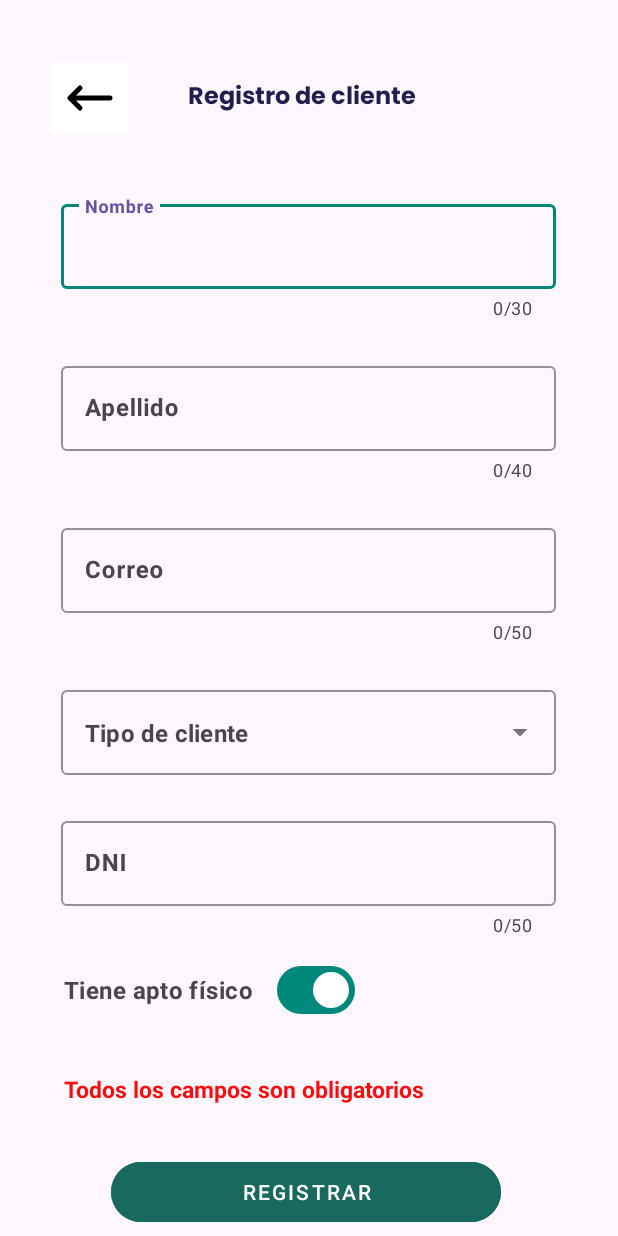
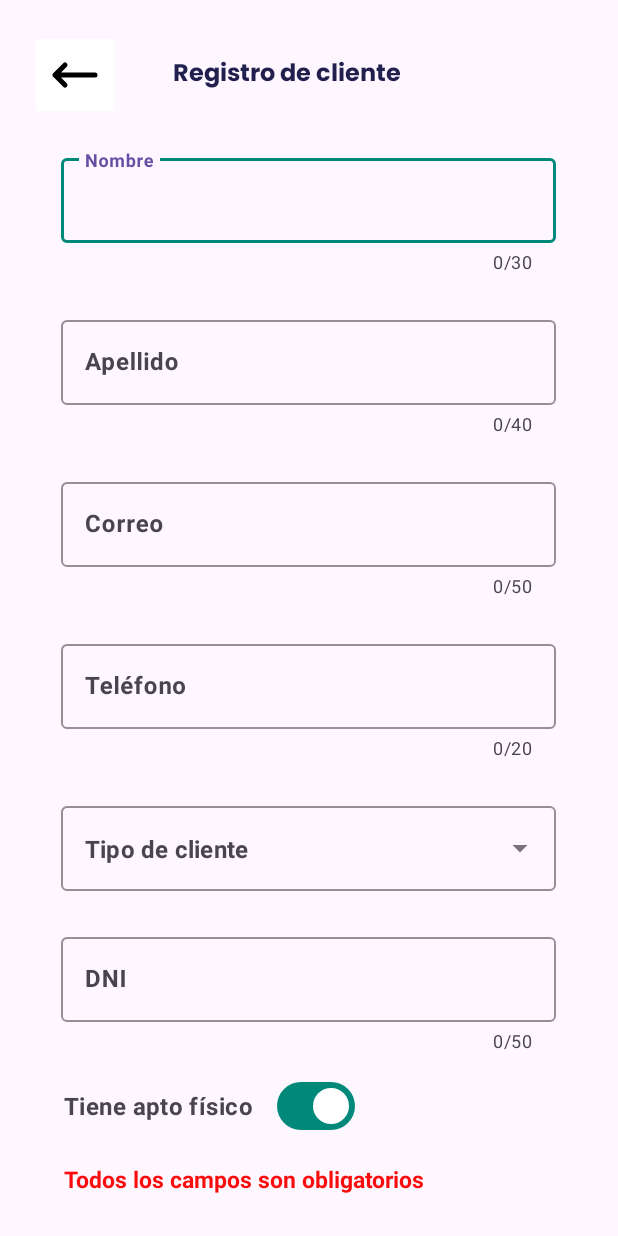
Before and after one commit to rocohen/sportsclub-app, an Android app: the RegisterClientActivity screen opened directly, with no data from a screen before it, on a phone screen of 412 x 824 dp. Run offline under Robolectric (Android 15) with nearby library versions, the phone set to English and light mode, and no system bars.

Commit message:
register client process

```diff
--- a/app/src/main/res/layout/activity_register_client.xml
+++ b/app/src/main/res/layout/activity_register_client.xml
@@ -7,13 +7,13 @@
     android:layout_height="match_parent"
     android:gravity="center_horizontal"
     android:orientation="vertical"
-    android:paddingHorizontal="30dp"
+    android:paddingHorizontal="20dp"
     tools:context=".RegisterClientActivity">
 
     <androidx.appcompat.widget.LinearLayoutCompat
         android:layout_width="match_parent"
         android:layout_height="wrap_content"
-        android:layout_marginVertical="35dp"
+        android:layout_marginVertical="20dp"
         android:gravity="center_vertical">
 
         <ImageButton
@@ -99,6 +99,27 @@
                 android:textStyle="bold" />
         </com.google.android.material.textfield.TextInputLayout>
         <!-- End of Email placeholder-->
+        <!-- Start of Phone placeholder-->
+        <com.google.android.material.textfield.TextInputLayout
+            android:id="@+id/txtPhone"
+            android:layout_width="match_parent"
+            android:layout_height="wrap_content"
+            android:layout_marginTop="25dp"
+            android:hint="@string/phone_placeholder"
+            android:inputType="number|phone"
+            app:boxStrokeColor="@color/medium_green"
+            app:counterEnabled="true"
+            app:counterMaxLength="20">
+
+            <com.google.android.material.textfield.TextInputEditText
+                android:layout_width="match_parent"
+                android:layout_height="wrap_content"
+                android:inputType="number"
+                android:maxLength="20"
+                android:textColor="@color/high_dark_blue"
+                android:textStyle="bold" />
+        </com.google.android.material.textfield.TextInputLayout>
+        <!-- End of Phone placeholder-->
         <!-- Start of type of club client-->
         <com.google.android.material.textfield.TextInputLayout
             style="@style/Widget.MaterialComponents.TextInputLayout.OutlinedBox.ExposedDropdownMenu"
@@ -149,7 +170,6 @@
             android:layout_marginTop="5dp"
             android:orientation="horizontal"
             android:paddingHorizontal="2dp">
-
             <com.google.android.material.materialswitch.MaterialSwitch
                 android:id="@+id/healthCheck"
                 style="@style/Widget.App.Switch"
@@ -167,7 +187,7 @@
             android:layout_width="match_parent"
             android:layout_height="wrap_content"
             android:layout_marginStart="2dp"
-            android:layout_marginTop="25dp"
+            android:layout_marginTop="8dp"
             android:text="@string/required_notice"
             android:textColor="@color/red_info"
             android:textSize="15sp"
@@ -179,7 +199,7 @@
             android:layout_width="260dp"
             android:layout_height="wrap_content"
             android:layout_marginStart="33dp"
-            android:layout_marginTop="34dp"
+            android:layout_marginTop="30dp"
             android:backgroundTint="@color/green_700"
             android:letterSpacing="0.1"
             android:text="@string/register_btn"
```
Also changed, not shown: app/src/main/java/com/mediadocena/clubdeportivo/RegisterClientActivity.kt (+19 -6 lines), app/src/main/java/com/mediadocena/clubdeportivo/database/ClubDatabaseHelper.kt (+19 -4 lines).
